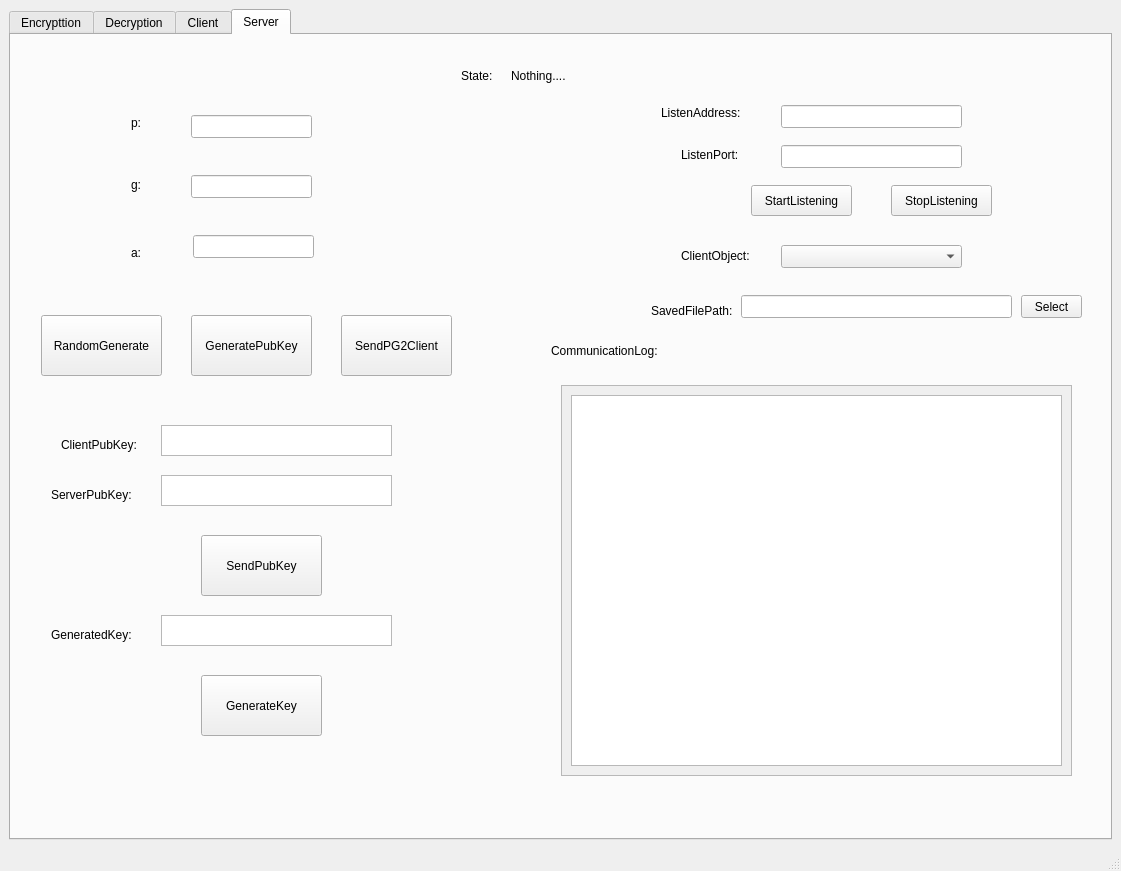
This is src/ui_module/SuperSecurity.ui in zn66665/CryptoHomework as Qt 5 draws it before an edit. The edited form follows.
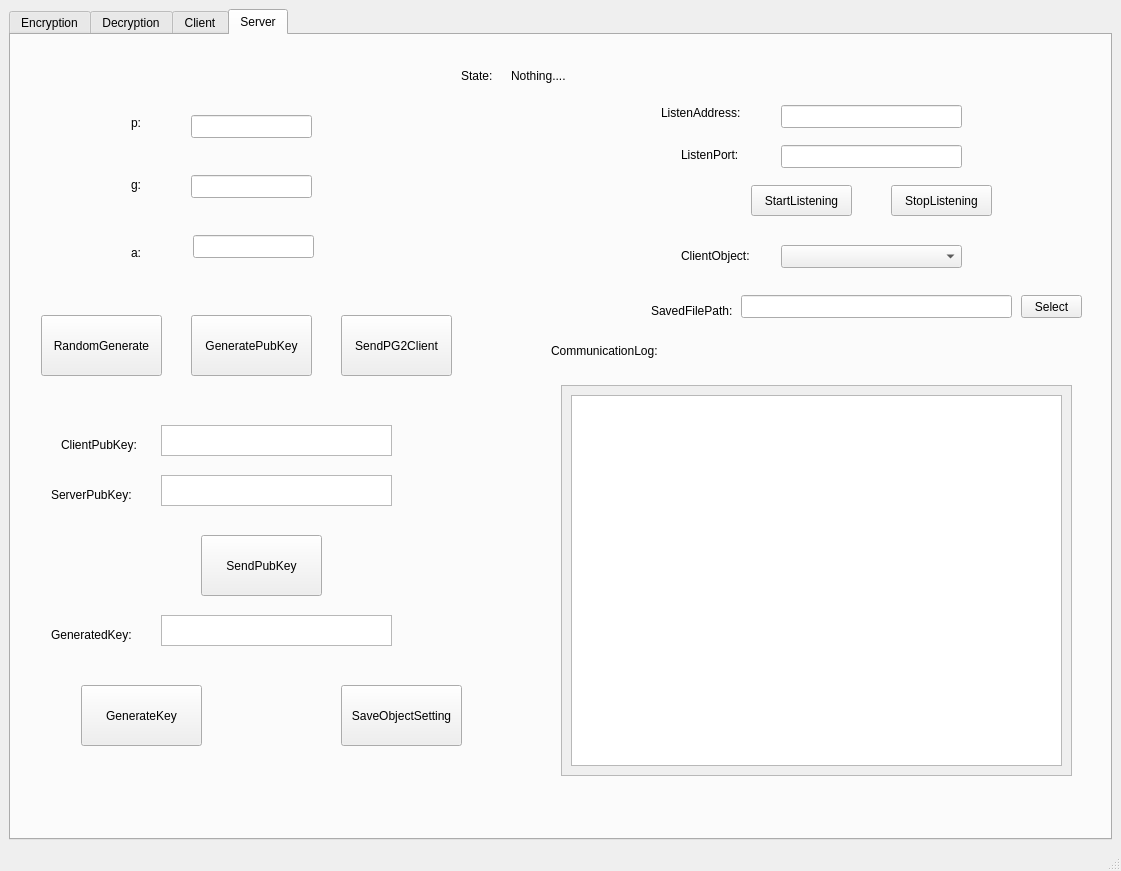
This is the edited form.

Diff of the .ui file:
```diff
--- a/src/ui_module/SuperSecurity.ui
+++ b/src/ui_module/SuperSecurity.ui
@@ -22,7 +22,7 @@
       </property>
       <widget class="QWidget" name="Encryption_Tab">
        <attribute name="title">
-        <string>Encrypttion</string>
+        <string>Encryption</string>
        </attribute>
        <widget class="QLabel" name="PlainText">
         <property name="geometry">
@@ -1408,8 +1408,8 @@
        <widget class="QPushButton" name="ServerGenerateKey_Button">
         <property name="geometry">
          <rect>
-          <x>190</x>
-          <y>640</y>
+          <x>70</x>
+          <y>650</y>
           <width>121</width>
           <height>61</height>
          </rect>
@@ -1477,6 +1477,19 @@
          <string>Select</string>
         </property>
        </widget>
+       <widget class="QPushButton" name="SaveClientObjectSetting_Button">
+        <property name="geometry">
+         <rect>
+          <x>330</x>
+          <y>650</y>
+          <width>121</width>
+          <height>61</height>
+         </rect>
+        </property>
+        <property name="text">
+         <string>SaveObjectSetting</string>
+        </property>
+       </widget>
       </widget>
      </widget>
     </item>
```
Left out of the diff: 31 changed lines with no effect on the pictures.
